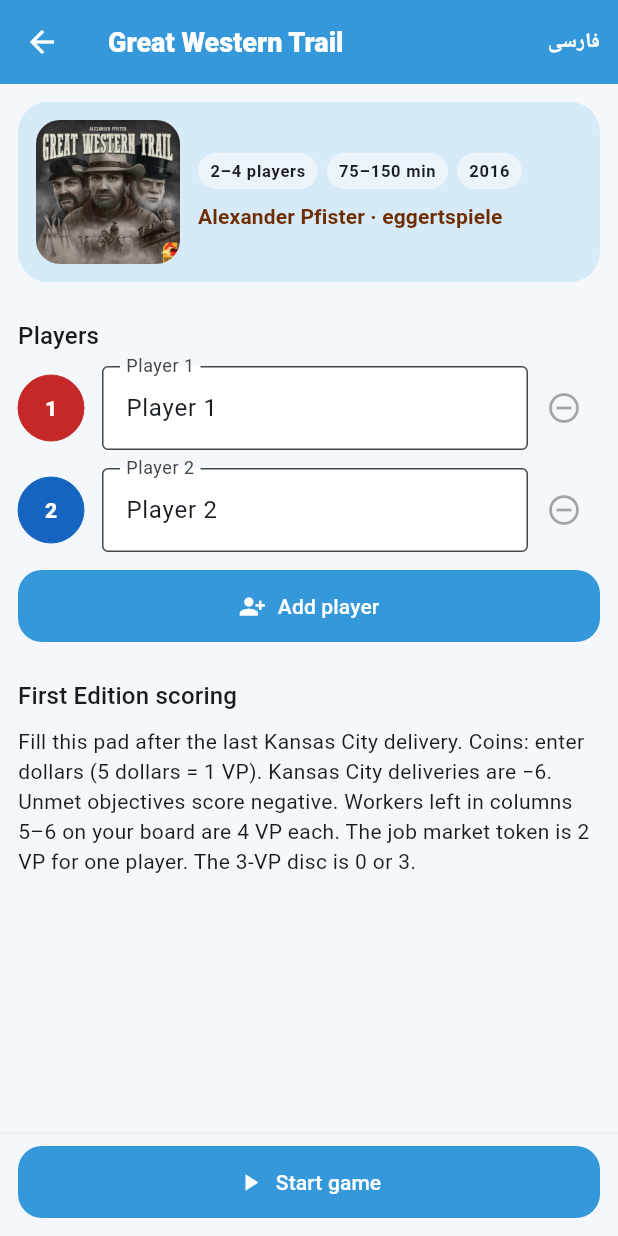
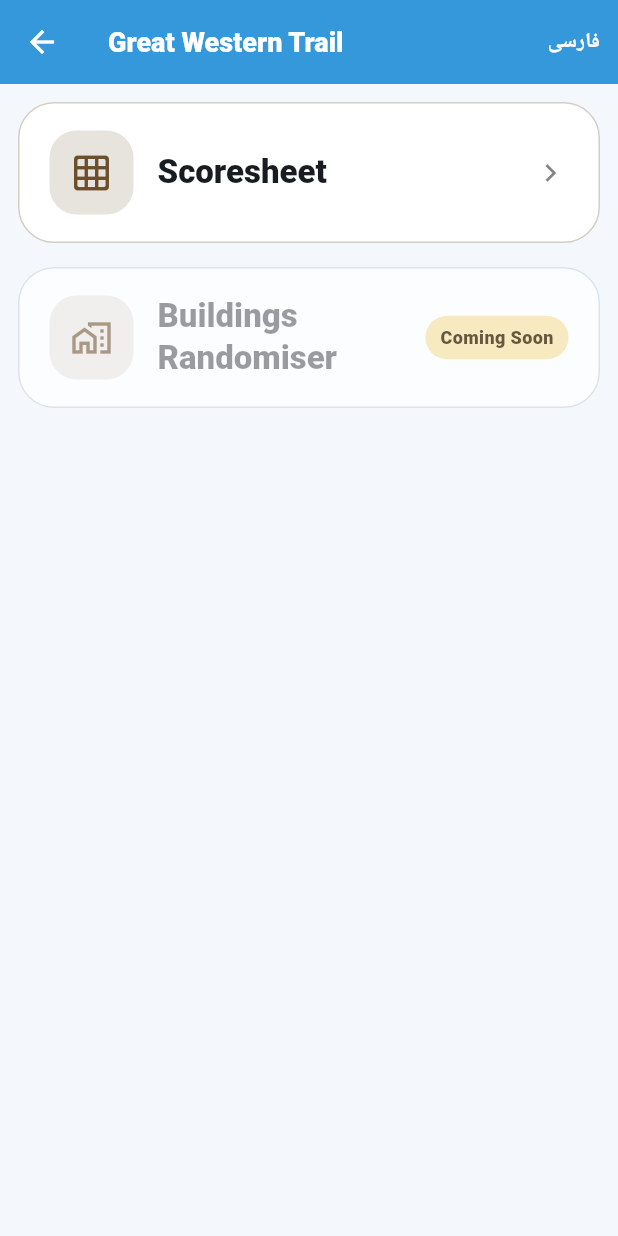
Before and after one commit to mohmir95/meeple-score, a Flutter app: the screen it shows after launch, after a tap on "Great Western Trail", on a phone screen of 412 x 824 dp. Run offline on Flutter 3.47's test engine with Material 3 defaults, Android fonts, the light colour scheme and no system bars; our stand-ins replace shared_preferences.

Commit message:
GWT Icon Improvement

```diff
--- a/assets/i18n/en.json
+++ b/assets/i18n/en.json
@@ -7,6 +7,9 @@
   "home.playersCount": "{min}–{max} players",
   "home.resume": "Resume",
   "home.lastGame": "Last game",
+  "hub.scoresheet": "Scoresheet",
+  "hub.buildingsRandomiser": "Buildings Randomiser",
+  "hub.comingSoon": "Coming Soon",
   "setup.continueSaved": "Continue saved game",
   "setup.reviewLast": "Review last game",
   "setup.storedOnDevice": "Stored on this device.",
--- a/assets/i18n/fa.json
+++ b/assets/i18n/fa.json
@@ -7,6 +7,9 @@
   "home.playersCount": "{min}–{max} بازیکن",
   "home.resume": "ادامه",
   "home.lastGame": "بازی قبلی",
+  "hub.scoresheet": "برگه امتیاز",
+  "hub.buildingsRandomiser": "تصادفی‌ساز ساختمان‌ها",
+  "hub.comingSoon": "به زودی",
   "setup.continueSaved": "ادامه بازی ذخیره‌شده",
   "setup.reviewLast": "مشاهده بازی قبلی",
   "setup.storedOnDevice": "روی همین دستگاه ذخیره می‌شود.",
--- a/lib/features/home/home_screen.dart
+++ b/lib/features/home/home_screen.dart
@@ -7,9 +7,9 @@
 import '../../l10n/l10n_scope.dart';
 import '../../shared/layout/breakpoints.dart';
 import '../../shared/widgets/app_page.dart';
+import '../hub/game_hub_screen.dart';
 import '../play/play_screen.dart';
 import '../play/play_session.dart';
-import '../setup/setup_screen.dart';
 import 'game_card.dart';
 
 class HomeScreen extends StatefulWidget {
@@ -84,10 +84,8 @@
   Future<void> _openGame(BoardGame game) async {
     await Navigator.of(context).push(
       MaterialPageRoute<void>(
-        builder: (context) => SetupScreen(
-          game: game,
-          repository: widget.repository,
-        ),
+        builder: (context) =>
+            GameHubScreen(game: game, repository: widget.repository),
       ),
     );
     await _reload();
--- /dev/null
+++ b/lib/features/hub/game_hub_screen.dart
@@ -0,0 +1,167 @@
+import 'package:flutter/material.dart';
+
+import '../../data/game_session_repository.dart';
+import '../../domain/board_game.dart';
+import '../../l10n/l10n_scope.dart';
+import '../../shared/layout/breakpoints.dart';
+import '../../shared/widgets/app_page.dart';
+import '../setup/setup_screen.dart';
+
+class GameHubScreen extends StatelessWidget {
+  const GameHubScreen({
+    super.key,
+    required this.game,
+    required this.repository,
+  });
+
+  final BoardGame game;
+  final GameSessionRepository repository;
+
+  @override
+  Widget build(BuildContext context) {
+    final l10n = context.l10n;
+    final compact = Breakpoints.isCompact(context);
+    return AppPage(
+      title: l10n.t('${game.l10nPrefix}.name'),
+      body: ListView(
+        padding: EdgeInsets.all(compact ? 12 : 20),
+        children: [
+          _HubBanner(
+            title: l10n.t('hub.scoresheet'),
+            icon: Icons.grid_on_rounded,
+            color: game.accentColor,
+            onTap: () {
+              Navigator.of(context).push(
+                MaterialPageRoute<void>(
+                  builder: (context) =>
+                      SetupScreen(game: game, repository: repository),
+                ),
+              );
+            },
+          ),
+          const SizedBox(height: 16),
+          _HubBanner(
+            title: l10n.t('hub.buildingsRandomiser'),
+            icon: Icons.home_work_outlined,
+            color: game.accentColor,
+            enabled: false,
+            badge: l10n.t('hub.comingSoon'),
+          ),
+        ],
+      ),
+    );
+  }
+}
+
+class _HubBanner extends StatelessWidget {
+  const _HubBanner({
+    required this.title,
+    required this.icon,
+    required this.color,
+    this.onTap,
+    this.enabled = true,
+    this.badge,
+  });
+
+  final String title;
+  final IconData icon;
+  final Color color;
+  final VoidCallback? onTap;
+  final bool enabled;
+  final String? badge;
+
+  @override
+  Widget build(BuildContext context) {
+    final scheme = Theme.of(context).colorScheme;
+    final compact = Breakpoints.isCompact(context);
+    final foreground = enabled
+        ? scheme.onSurface
+        : scheme.onSurface.withValues(alpha: 0.55);
+
+    return Opacity(
+      opacity: enabled ? 1 : 0.78,
+      child: Material(
+        color: Colors.transparent,
+        child: InkWell(
+          onTap: enabled ? onTap : null,
+          borderRadius: BorderRadius.circular(24),
+          child: Ink(
+            decoration: BoxDecoration(
+              color: scheme.surfaceContainerLowest,
+              borderRadius: BorderRadius.circular(24),
+              border: Border.all(
+                color: enabled
+                    ? color.withValues(alpha: 0.28)
+                    : scheme.outline.withValues(alpha: 0.35),
+              ),
+            ),
+            child: Padding(
+              padding: const EdgeInsets.symmetric(horizontal: 20, vertical: 18),
+              child: Row(
+                children: [
+                  Container(
+                    width: compact ? 56 : 64,
+                    height: compact ? 56 : 64,
+                    decoration: BoxDecoration(
+                      color: color.withValues(alpha: enabled ? 0.16 : 0.1),
+                      borderRadius: BorderRadius.circular(18),
+                    ),
+                    child: Icon(
+                      icon,
+                      color: color.withValues(alpha: enabled ? 1 : 0.7),
+                      size: compact ? 28 : 32,
+                    ),
+                  ),
+                  const SizedBox(width: 16),
+                  Expanded(
+                    child: Column(
+                      mainAxisSize: MainAxisSize.min,
+                      mainAxisAlignment: MainAxisAlignment.center,
+                      crossAxisAlignment: CrossAxisAlignment.start,
+                      children: [
+                        Text(
+                          title,
+                          style: Theme.of(context).textTheme.titleLarge
+                              ?.copyWith(
+                                color: foreground,
+                                fontWeight: FontWeight.w800,
+                              ),
+                        ),
+                      ],
+                    ),
+                  ),
+                  if (badge != null)
+                    DecoratedBox(
+                      decoration: BoxDecoration(
+                        color: scheme.tertiaryContainer,
+                        borderRadius: BorderRadius.circular(999),
+                      ),
+                      child: Padding(
+                        padding: const EdgeInsets.symmetric(
+                          horizontal: 10,
+                          vertical: 6,
+                        ),
+                        child: Text(
+                          badge!,
+                          style: TextStyle(
+                            color: scheme.onTertiaryContainer,
+                            fontWeight: FontWeight.w800,
+                            fontSize: 12,
+                          ),
+                        ),
+                      ),
+                    )
+                  else
+                    Icon(
+                      Icons.chevron_right,
+                      color: foreground.withValues(alpha: 0.55),
+                    ),
+                ],
+              ),
+            ),
+          ),
+        ),
+      ),
+    );
+  }
+}
--- a/pubspec.yaml
+++ b/pubspec.yaml
@@ -58,6 +58,7 @@
   assets:
     - assets/branding/app-icon.png
     - assets/games/great_western_trail/cover.webp
+    - assets/games/great_western_trail/icons/
     - assets/i18n/en.json
     - assets/i18n/fa.json
 
```
Also changed, not shown: lib/games/great_western_trail/gwt_sheet.dart (+101 -12 lines), assets/games/great_western_trail/icons/buildings.png (added), assets/games/great_western_trail/icons/cattle.png (added), assets/games/great_western_trail/icons/coins.png (added), assets/games/great_western_trail/icons/deliveries.png (added), assets/games/great_western_trail/icons/hazards.png (added), assets/games/great_western_trail/icons/job-market.png (added), assets/games/great_western_trail/icons/objectives.png (added), assets/games/great_western_trail/icons/player-board.png (added), assets/games/great_western_trail/icons/station-master.png (added), assets/games/great_western_trail/icons/stations.png (added), assets/games/great_western_trail/icons/three-vp.png (added), 2 other files.
